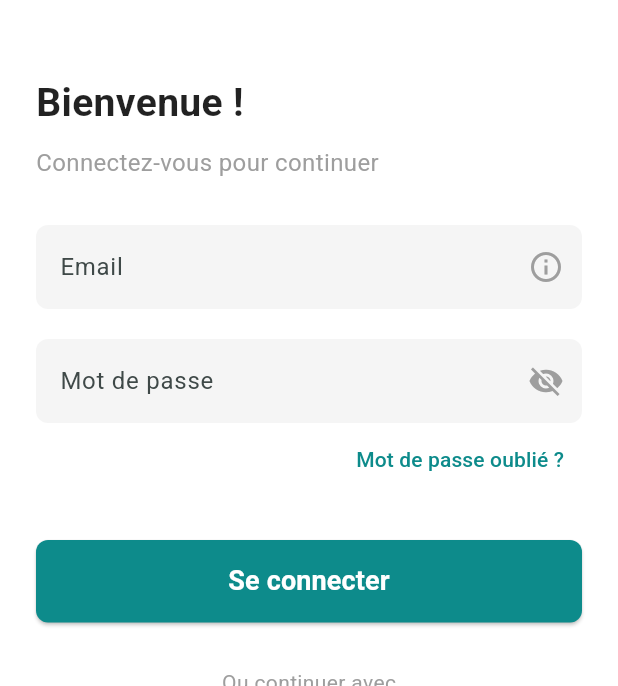
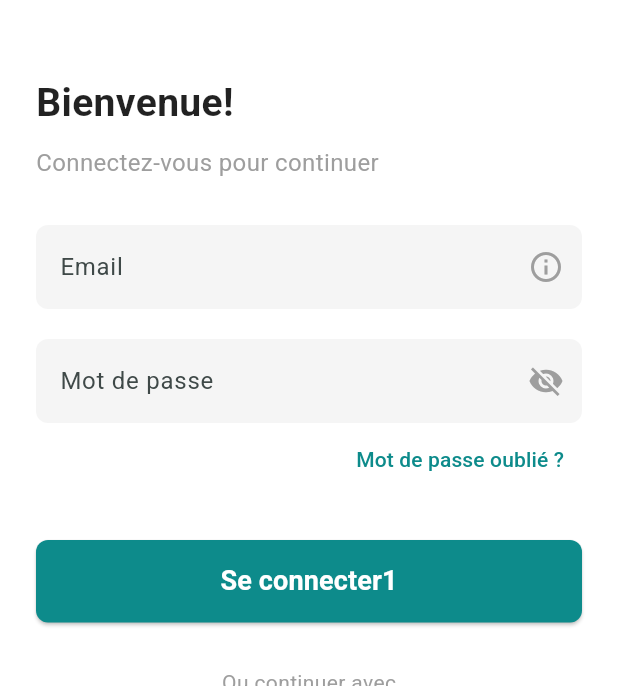
Before and after one commit to CHEIF03/AloDo0c, a Flutter app: the screen it shows after launch, after a tap on "Se connecter", on a phone screen of 412 x 824 dp, the part 240-926 px from its top. Run offline on Flutter 3.47's test engine with Material 3 defaults, Android fonts, the light colour scheme and no system bars; our stand-ins replace cloud_firestore, firebase_auth, firebase_core, font_awesome_flutter, share_plus, shared_preferences and 1 more; missing offline and left inert: maps_launcher; accounts and stored records are empty.

Commit message:
fix signup

```diff
--- a/lib/main.dart
+++ b/lib/main.dart
@@ -1,6 +1,9 @@
 import 'package:flutter/material.dart';
 import 'package:flutter_localizations/flutter_localizations.dart';
 import 'package:intl/date_symbol_data_local.dart';
+import 'package:firebase_core/firebase_core.dart';
+import 'package:flutter/foundation.dart' show kIsWeb;
+import 'firebase_options.dart';
 
 // Importez vos écrans
 import 'screens/splash_screen.dart';
@@ -10,10 +13,58 @@ import 'screens/authentification/inscription_screen.dart';
 import 'screens/authentification/inscription_medecin_screen.dart';
 import 'screens/home_screen.dart';
 
-void main() async {
-  WidgetsFlutterBinding.ensureInitialized();
-  await initializeDateFormatting('fr_FR', null);
-  runApp(const AloDocApp());
+void main() {
+  runApp(const MyApp());
+}
+
+class MyApp extends StatelessWidget {
+  const MyApp({Key? key}) : super(key: key);
+
+  @override
+  Widget build(BuildContext context) {
+    return FutureBuilder(
+      future: _initializeApp(),
+      builder: (context, snapshot) {
+        if (snapshot.hasError) {
+          return MaterialApp(
+            home: Scaffold(
+              body: Center(
+                child: Text('Error: ${snapshot.error}'),
+              ),
+            ),
+          );
+        }
+
+        if (snapshot.connectionState == ConnectionState.done) {
+          return const AloDocApp();
+        }
+
+        return const MaterialApp(
+          home: Scaffold(
+            body: Center(
+              child: CircularProgressIndicator(),
+            ),
+          ),
+        );
+      },
+    );
+  }
+
+  Future<void> _initializeApp() async {
+    WidgetsFlutterBinding.ensureInitialized();
+
+    if (kIsWeb) {
+      await Firebase.initializeApp(
+        options: DefaultFirebaseOptions.web,
+      );
+    } else {
+      await Firebase.initializeApp(
+        options: DefaultFirebaseOptions.currentPlatform,
+      );
+    }
+
+    await initializeDateFormatting('fr_FR', null);
+  }
 }
 
 class AloDocApp extends StatelessWidget {
@@ -44,7 +95,6 @@ class AloDocApp extends StatelessWidget {
           ),
         ),
       ),
-      // Définissez le SplashScreen comme écran initial
       initialRoute: '/',
       routes: {
         '/': (context) => const SplashScreen(),
@@ -52,7 +102,7 @@ class AloDocApp extends StatelessWidget {
         '/login': (context) => const ConnexionScreen(),
         '/signup': (context) => const InscriptionScreen(),
         '/doctor_signup': (context) => const InscriptionMedecinScreen(),
-        '/home': (context) => const HomeScreen(), // Nouvelle route pour la page d'accueil
+        '/home': (context) => const HomeScreen(),
       },
     );
   }
--- a/lib/screens/Authentification/connexion_screen.dart
+++ b/lib/screens/Authentification/connexion_screen.dart
@@ -73,7 +73,7 @@ class _ConnexionScreenState extends State<ConnexionScreen> {
 
                   // Welcome Text
                   const Text(
-                    'Bienvenue !',
+                    'Bienvenue!',
                     style: TextStyle(
                       fontSize: 26,
                       fontWeight: FontWeight.bold,
@@ -187,7 +187,7 @@ class _ConnexionScreenState extends State<ConnexionScreen> {
                         strokeWidth: 3,
                       )
                           : const Text(
-                        'Se connecter',
+                        'Se connecter1',
                         style: TextStyle(
                           fontSize: 18,
                           fontWeight: FontWeight.bold,
--- a/lib/screens/home_screen.dart
+++ b/lib/screens/home_screen.dart
@@ -6,6 +6,7 @@ import 'package:flutter_localizations/flutter_localizations.dart';
 import 'InformationDoc/doctors_screen.dart';  // Assurez-vous que ce chemin est correct
 import 'InforamtionPatient/patient_profile_screen.dart'; // Profile de Patient
 import 'rdv/appointments_screen.dart';
+
 
 
 class HomeScreen extends StatefulWidget {
```
Also changed, not shown: lib/screens/Authentification/inscription_screen.dart (+116 -7 lines), pubspec.yaml (+7 -0 lines), lib/firebase_options.dart (added), pubspec.lock, 11 other files.
